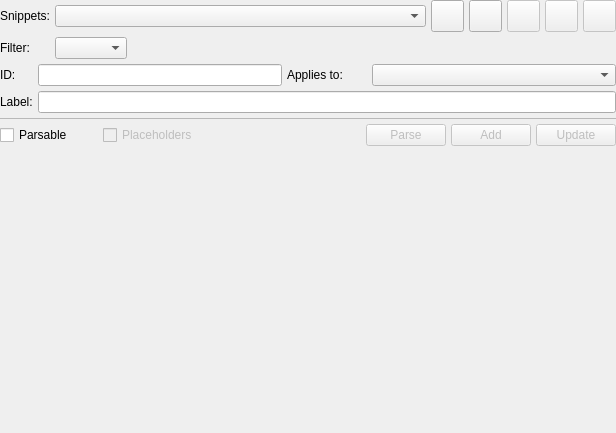
First picture: the form in libs/libgui/ui/settings/snippetsconfigwidget.ui, repository arichiardi/pgmodeler, before the edit.
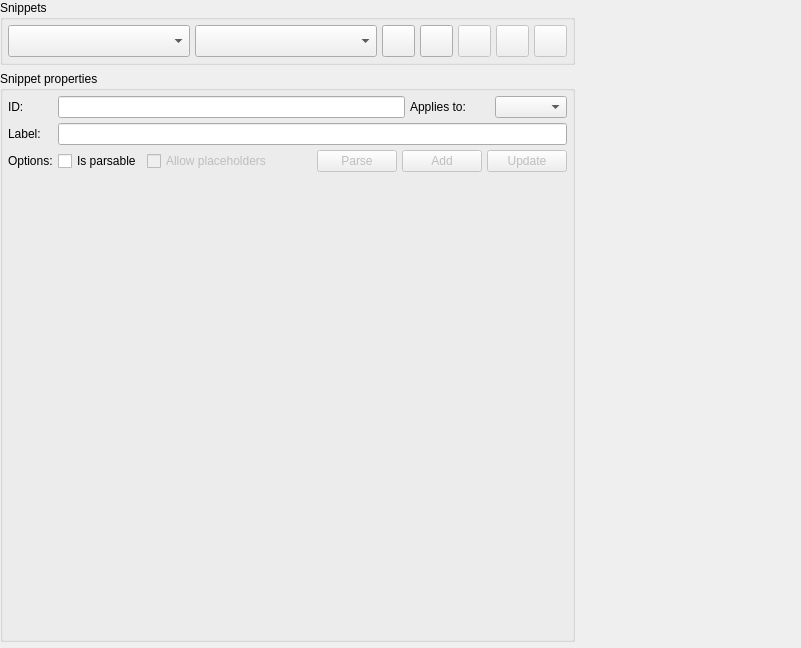
Second picture: the form after the edit. Icons and pictures are not drawn.

Commit message: Adjusted the ui of PluginsConfigWidget and SnippetsConfigWidget

Patch:
```diff
--- a/libs/libgui/ui/settings/snippetsconfigwidget.ui
+++ b/libs/libgui/ui/settings/snippetsconfigwidget.ui
@@ -6,8 +6,8 @@
    <rect>
     <x>0</x>
     <y>0</y>
-    <width>616</width>
-    <height>433</height>
+    <width>801</width>
+    <height>648</height>
    </rect>
   </property>
   <property name="windowTitle">
@@ -26,280 +26,50 @@
    <property name="bottomMargin">
     <number>0</number>
    </property>
-   <property name="spacing">
-    <number>5</number>
-   </property>
-   <item row="0" column="0">
-    <widget class="QLabel" name="snippets_lbl">
-     <property name="sizePolicy">
-      <sizepolicy hsizetype="Fixed" vsizetype="Preferred">
-       <horstretch>0</horstretch>
-       <verstretch>0</verstretch>
-      </sizepolicy>
-     </property>
-     <property name="text">
-      <string>Snippets:</string>
-     </property>
-    </widget>
-   </item>
-   <item row="0" column="1" colspan="2">
-    <layout class="QHBoxLayout" name="horizontalLayout_3">
-     <property name="spacing">
-      <number>5</number>
-     </property>
-     <item>
-      <widget class="QComboBox" name="snippets_cmb">
-       <property name="sizePolicy">
-        <sizepolicy hsizetype="Expanding" vsizetype="Fixed">
-         <horstretch>0</horstretch>
-         <verstretch>0</verstretch>
-        </sizepolicy>
-       </property>
-       <property name="insertPolicy">
-        <enum>QComboBox::InsertPolicy::InsertAlphabetically</enum>
-       </property>
-       <property name="iconSize">
-        <size>
-         <width>22</width>
-         <height>22</height>
-        </size>
-       </property>
-      </widget>
-     </item>
-     <item>
-      <widget class="QToolButton" name="new_tb">
-       <property name="enabled">
-        <bool>true</bool>
-       </property>
-       <property name="minimumSize">
-        <size>
-         <width>30</width>
-         <height>25</height>
-        </size>
-       </property>
-       <property name="toolTip">
-        <string>Create a new snippet</string>
-       </property>
-       <property name="text">
-        <string/>
-       </property>
-       <property name="icon">
-        <iconset resource="../../res/resources.qrc">
-         <normaloff>:/icons/icons/new.png</normaloff>:/icons/icons/new.png</iconset>
-       </property>
-       <property name="iconSize">
-        <size>
-         <width>25</width>
-         <height>25</height>
-        </size>
-       </property>
-      </widget>
-     </item>
-     <item>
-      <widget class="QToolButton" name="cancel_tb">
-       <property name="enabled">
-        <bool>true</bool>
-       </property>
-       <property name="minimumSize">
-        <size>
-         <width>30</width>
-         <height>25</height>
-        </size>
-       </property>
-       <property name="toolTip">
-        <string>Cancel edition</string>
-       </property>
-       <property name="text">
-        <string/>
-       </property>
-       <property name="icon">
-        <iconset resource="../../res/resources.qrc">
-         <normaloff>:/icons/icons/cancel.png</normaloff>:/icons/icons/cancel.png</iconset>
-       </property>
-       <property name="iconSize">
-        <size>
-         <width>25</width>
-         <height>25</height>
-        </size>
-       </property>
-      </widget>
-     </item>
-     <item>
-      <widget class="QToolButton" name="edit_tb">
-       <property name="enabled">
-        <bool>false</bool>
-       </property>
-       <property name="minimumSize">
-        <size>
-         <width>30</width>
-         <height>25</height>
-        </size>
-       </property>
-       <property name="toolTip">
-        <string>Edit selected snippet</string>
-       </property>
-       <property name="text">
-        <string/>
-       </property>
-       <property name="icon">
-        <iconset resource="../../res/resources.qrc">
-         <normaloff>:/icons/icons/edit.png</normaloff>:/icons/icons/edit.png</iconset>
-       </property>
-       <property name="iconSize">
-        <size>
-         <width>25</width>
-         <height>25</height>
-        </size>
-       </property>
-      </widget>
-     </item>
-     <item>
-      <widget class="QToolButton" name="remove_tb">
-       <property name="enabled">
-        <bool>false</bool>
-       </property>
-       <property name="minimumSize">
-        <size>
-         <width>30</width>
-         <height>25</height>
-        </size>
-       </property>
-       <property name="toolTip">
-        <string>Delete selected snippet</string>
-       </property>
-       <property name="text">
-        <string/>
-       </property>
-       <property name="icon">
-        <iconset resource="../../res/resources.qrc">
-         <normaloff>:/icons/icons/delete.png</normaloff>:/icons/icons/delete.png</iconset>
-       </property>
-       <property name="iconSize">
-        <size>
-         <width>25</width>
-         <height>25</height>
-        </size>
-       </property>
-      </widget>
-     </item>
-     <item>
-      <widget class="QToolButton" name="remove_all_tb">
-       <property name="enabled">
-        <bool>false</bool>
-       </property>
-       <property name="sizePolicy">
-        <sizepolicy hsizetype="Preferred" vsizetype="Preferred">
-         <horstretch>0</horstretch>
-         <verstretch>0</verstretch>
-        </sizepolicy>
-       </property>
-       <property name="minimumSize">
-        <size>
-         <width>0</width>
-         <height>0</height>
-        </size>
-       </property>
-       <property name="toolTip">
-        <string>Delete all snippets</string>
-       </property>
-       <property name="text">
-        <string/>
-       </property>
-       <property name="icon">
-        <iconset resource="../../res/resources.qrc">
-         <normaloff>:/icons/icons/delcascade.png</normaloff>:/icons/icons/delcascade.png</iconset>
-       </property>
-       <property name="iconSize">
-        <size>
-         <width>25</width>
-         <height>25</height>
-        </size>
-       </property>
-       <property name="shortcut">
-        <string>Shift+Del</string>
-       </property>
-      </widget>
-     </item>
-    </layout>
-   </item>
-   <item row="1" column="0">
-    <widget class="QLabel" name="filter_lbl">
-     <property name="sizePolicy">
-      <sizepolicy hsizetype="Fixed" vsizetype="Preferred">
-       <horstretch>0</horstretch>
-       <verstretch>0</verstretch>
-      </sizepolicy>
-     </property>
-     <property name="text">
-      <string>Filter:</string>
-     </property>
-    </widget>
-   </item>
-   <item row="1" column="1" colspan="2">
-    <layout class="QHBoxLayout" name="horizontalLayout_4">
-     <property name="spacing">
-      <number>5</number>
-     </property>
-     <item>
-      <widget class="QComboBox" name="filter_cmb">
-       <property name="sizeAdjustPolicy">
-        <enum>QComboBox::SizeAdjustPolicy::AdjustToContentsOnFirstShow</enum>
-       </property>
-       <property name="iconSize">
-        <size>
-         <width>22</width>
-         <height>22</height>
-        </size>
-       </property>
-      </widget>
-     </item>
-     <item>
-      <spacer name="horizontalSpacer_2">
+   <item row="0" column="1" rowspan="3">
+    <spacer name="horizontalSpacer_7">
        <property name="orientation">
         <enum>Qt::Orientation::Horizontal</enum>
        </property>
        <property name="sizeHint" stdset="0">
         <size>
-         <width>340</width>
+       <width>40</width>
          <height>20</height>
         </size>
        </property>
       </spacer>
      </item>
-    </layout>
-   </item>
-   <item row="2" column="0" colspan="3">
+   <item row="1" column="0">
+    <widget class="QGroupBox" name="groupBox_2">
+     <property name="sizePolicy">
+      <sizepolicy hsizetype="Preferred" vsizetype="Preferred">
+       <horstretch>0</horstretch>
+       <verstretch>0</verstretch>
+      </sizepolicy>
+     </property>
+     <property name="title">
+      <string>Snippet properties</string>
+     </property>
+     <layout class="QVBoxLayout" name="verticalLayout">
+      <property name="leftMargin">
+       <number>5</number>
+      </property>
+      <property name="topMargin">
+       <number>5</number>
+      </property>
+      <property name="rightMargin">
+       <number>5</number>
+      </property>
+      <property name="bottomMargin">
+       <number>5</number>
+      </property>
+      <item>
     <layout class="QGridLayout" name="gridLayout">
      <property name="spacing">
       <number>5</number>
      </property>
-     <item row="0" column="3">
-      <widget class="QComboBox" name="applies_to_cmb">
-       <property name="sizePolicy">
-        <sizepolicy hsizetype="Expanding" vsizetype="Fixed">
-         <horstretch>0</horstretch>
-         <verstretch>0</verstretch>
-        </sizepolicy>
-       </property>
-       <property name="minimumSize">
-        <size>
-         <width>0</width>
-         <height>0</height>
-        </size>
-       </property>
-       <property name="sizeAdjustPolicy">
-        <enum>QComboBox::SizeAdjustPolicy::AdjustToContentsOnFirstShow</enum>
-       </property>
-       <property name="iconSize">
-        <size>
-         <width>22</width>
-         <height>22</height>
-        </size>
-       </property>
-      </widget>
-     </item>
-     <item row="1" column="0">
-      <widget class="QLabel" name="id_lbl_2">
+        <item row="0" column="0">
+         <widget class="QLabel" name="id_lbl">
        <property name="sizePolicy">
         <sizepolicy hsizetype="Fixed" vsizetype="Preferred">
          <horstretch>0</horstretch>
@@ -307,7 +77,7 @@
         </sizepolicy>
        </property>
        <property name="text">
-        <string>Label:</string>
+           <string>ID:</string>
        </property>
       </widget>
      </item>
@@ -324,6 +94,44 @@
        </property>
       </widget>
      </item>
+        <item row="1" column="1" colspan="3">
+         <widget class="QLineEdit" name="label_edt">
+          <property name="sizePolicy">
+           <sizepolicy hsizetype="Preferred" vsizetype="Fixed">
+            <horstretch>0</horstretch>
+            <verstretch>0</verstretch>
+           </sizepolicy>
+          </property>
+          <property name="clearButtonEnabled">
+           <bool>true</bool>
+          </property>
+         </widget>
+        </item>
+        <item row="0" column="3">
+         <widget class="QComboBox" name="applies_to_cmb">
+          <property name="sizePolicy">
+           <sizepolicy hsizetype="Preferred" vsizetype="Preferred">
+            <horstretch>0</horstretch>
+            <verstretch>0</verstretch>
+           </sizepolicy>
+          </property>
+          <property name="minimumSize">
+           <size>
+            <width>0</width>
+            <height>0</height>
+           </size>
+          </property>
+          <property name="sizeAdjustPolicy">
+           <enum>QComboBox::SizeAdjustPolicy::AdjustToContentsOnFirstShow</enum>
+          </property>
+          <property name="iconSize">
+           <size>
+            <width>22</width>
+            <height>22</height>
+           </size>
+          </property>
+         </widget>
+        </item>
      <item row="0" column="2">
       <widget class="QLabel" name="applies_to_lbl">
        <property name="sizePolicy">
@@ -343,8 +151,8 @@
        </property>
       </widget>
      </item>
-     <item row="0" column="0">
-      <widget class="QLabel" name="id_lbl">
+        <item row="1" column="0">
+         <widget class="QLabel" name="id_lbl_2">
        <property name="sizePolicy">
         <sizepolicy hsizetype="Fixed" vsizetype="Preferred">
          <horstretch>0</horstretch>
@@ -352,48 +160,11 @@
         </sizepolicy>
        </property>
        <property name="text">
-        <string>ID:</string>
+           <string>Label:</string>
        </property>
       </widget>
      </item>
-     <item row="1" column="1" colspan="3">
-      <widget class="QLineEdit" name="label_edt">
-       <property name="sizePolicy">
-        <sizepolicy hsizetype="Expanding" vsizetype="Fixed">
-         <horstretch>0</horstretch>
-         <verstretch>0</verstretch>
-        </sizepolicy>
-       </property>
-       <property name="clearButtonEnabled">
-        <bool>true</bool>
-       </property>
-      </widget>
-     </item>
-    </layout>
-   </item>
-   <item row="3" column="0" colspan="3">
-    <widget class="QFrame" name="div_ln">
-     <property name="minimumSize">
-      <size>
-       <width>0</width>
-       <height>1</height>
-      </size>
-     </property>
-     <property name="maximumSize">
-      <size>
-       <width>16777215</width>
-       <height>1</height>
-      </size>
-     </property>
-     <property name="frameShape">
-      <enum>QFrame::Shape::StyledPanel</enum>
-     </property>
-     <property name="frameShadow">
-      <enum>QFrame::Shadow::Sunken</enum>
-     </property>
-    </widget>
-   </item>
-   <item row="4" column="0" colspan="2">
+        <item row="2" column="1" colspan="3">
     <layout class="QHBoxLayout" name="horizontalLayout">
      <property name="spacing">
       <number>5</number>
@@ -413,26 +184,10 @@
         <string/>
        </property>
        <property name="text">
-        <string>Parsable</string>
+             <string>Is parsable</string>
        </property>
       </widget>
      </item>
-     <item>
-      <spacer name="horizontalSpacer_4">
-       <property name="orientation">
-        <enum>Qt::Orientation::Horizontal</enum>
-       </property>
-       <property name="sizeType">
-        <enum>QSizePolicy::Policy::Fixed</enum>
-       </property>
-       <property name="sizeHint" stdset="0">
-        <size>
-         <width>25</width>
-         <height>20</height>
-        </size>
-       </property>
-      </spacer>
-     </item>
      <item>
       <widget class="QCheckBox" name="placeholders_chk">
        <property name="enabled">
@@ -451,7 +206,7 @@
         <string/>
        </property>
        <property name="text">
-        <string>Placeholders</string>
+             <string>Allow placeholders</string>
        </property>
       </widget>
      </item>
@@ -468,26 +223,6 @@
        </property>
       </spacer>
      </item>
-    </layout>
-   </item>
-   <item row="4" column="2">
-    <layout class="QHBoxLayout" name="horizontalLayout_2">
-     <property name="spacing">
-      <number>5</number>
-     </property>
-     <item>
-      <spacer name="horizontalSpacer_3">
-       <property name="orientation">
-        <enum>Qt::Orientation::Horizontal</enum>
-       </property>
-       <property name="sizeHint" stdset="0">
-        <size>
-         <width>40</width>
-         <height>20</height>
-        </size>
-       </property>
-      </spacer>
-     </item>
      <item>
       <widget class="QPushButton" name="parse_tb">
        <property name="enabled">
@@ -613,7 +348,22 @@
      </item>
     </layout>
    </item>
-   <item row="5" column="0" colspan="3">
+        <item row="2" column="0">
+         <widget class="QLabel" name="id_lbl_3">
+          <property name="sizePolicy">
+           <sizepolicy hsizetype="Fixed" vsizetype="Preferred">
+            <horstretch>0</horstretch>
+            <verstretch>0</verstretch>
+           </sizepolicy>
+          </property>
+          <property name="text">
+           <string>Options:</string>
+          </property>
+         </widget>
+        </item>
+       </layout>
+      </item>
+      <item>
     <widget class="QWidget" name="snippet_wgt" native="true">
      <property name="sizePolicy">
       <sizepolicy hsizetype="Expanding" vsizetype="Expanding">
@@ -625,6 +375,259 @@
    </item>
   </layout>
  </widget>
+   </item>
+   <item row="0" column="0">
+    <widget class="QGroupBox" name="groupBox">
+     <property name="sizePolicy">
+      <sizepolicy hsizetype="Preferred" vsizetype="Preferred">
+       <horstretch>0</horstretch>
+       <verstretch>0</verstretch>
+      </sizepolicy>
+     </property>
+     <property name="title">
+      <string>Snippets</string>
+     </property>
+     <layout class="QHBoxLayout" name="horizontalLayout_4">
+      <property name="leftMargin">
+       <number>5</number>
+      </property>
+      <property name="topMargin">
+       <number>5</number>
+      </property>
+      <property name="rightMargin">
+       <number>5</number>
+      </property>
+      <property name="bottomMargin">
+       <number>5</number>
+      </property>
+      <item>
+       <layout class="QHBoxLayout" name="horizontalLayout_3">
+        <property name="spacing">
+         <number>5</number>
+        </property>
+        <item>
+         <widget class="QComboBox" name="filter_cmb">
+          <property name="sizePolicy">
+           <sizepolicy hsizetype="Preferred" vsizetype="Preferred">
+            <horstretch>0</horstretch>
+            <verstretch>0</verstretch>
+           </sizepolicy>
+          </property>
+          <property name="sizeAdjustPolicy">
+           <enum>QComboBox::SizeAdjustPolicy::AdjustToContentsOnFirstShow</enum>
+          </property>
+          <property name="iconSize">
+           <size>
+            <width>22</width>
+            <height>22</height>
+           </size>
+          </property>
+         </widget>
+        </item>
+        <item>
+         <widget class="QComboBox" name="snippets_cmb">
+          <property name="sizePolicy">
+           <sizepolicy hsizetype="Preferred" vsizetype="Preferred">
+            <horstretch>0</horstretch>
+            <verstretch>0</verstretch>
+           </sizepolicy>
+          </property>
+          <property name="insertPolicy">
+           <enum>QComboBox::InsertPolicy::InsertAlphabetically</enum>
+          </property>
+          <property name="iconSize">
+           <size>
+            <width>22</width>
+            <height>22</height>
+           </size>
+          </property>
+         </widget>
+        </item>
+        <item>
+         <widget class="QToolButton" name="new_tb">
+          <property name="enabled">
+           <bool>true</bool>
+          </property>
+          <property name="sizePolicy">
+           <sizepolicy hsizetype="Fixed" vsizetype="Fixed">
+            <horstretch>0</horstretch>
+            <verstretch>0</verstretch>
+           </sizepolicy>
+          </property>
+          <property name="minimumSize">
+           <size>
+            <width>30</width>
+            <height>25</height>
+           </size>
+          </property>
+          <property name="toolTip">
+           <string>Create a new snippet</string>
+          </property>
+          <property name="text">
+           <string/>
+          </property>
+          <property name="icon">
+           <iconset resource="../../res/resources.qrc">
+            <normaloff>:/icons/icons/new.png</normaloff>:/icons/icons/new.png</iconset>
+          </property>
+          <property name="iconSize">
+           <size>
+            <width>25</width>
+            <height>25</height>
+           </size>
+          </property>
+         </widget>
+        </item>
+        <item>
+         <widget class="QToolButton" name="cancel_tb">
+          <property name="enabled">
+           <bool>true</bool>
+          </property>
+          <property name="sizePolicy">
+           <sizepolicy hsizetype="Fixed" vsizetype="Fixed">
+            <horstretch>0</horstretch>
+            <verstretch>0</verstretch>
+           </sizepolicy>
+          </property>
+          <property name="minimumSize">
+           <size>
+            <width>30</width>
+            <height>25</height>
+           </size>
+          </property>
+          <property name="toolTip">
+           <string>Cancel edition</string>
+          </property>
+          <property name="text">
+           <string/>
+          </property>
+          <property name="icon">
+           <iconset resource="../../res/resources.qrc">
+            <normaloff>:/icons/icons/cancel.png</normaloff>:/icons/icons/cancel.png</iconset>
+          </property>
+          <property name="iconSize">
+           <size>
+            <width>25</width>
+            <height>25</height>
+           </size>
+          </property>
+         </widget>
+        </item>
+        <item>
+         <widget class="QToolButton" name="edit_tb">
+          <property name="enabled">
+           <bool>false</bool>
+          </property>
+          <property name="sizePolicy">
+           <sizepolicy hsizetype="Fixed" vsizetype="Fixed">
+            <horstretch>0</horstretch>
+            <verstretch>0</verstretch>
+           </sizepolicy>
+          </property>
+          <property name="minimumSize">
+           <size>
+            <width>30</width>
+            <height>25</height>
+           </size>
+          </property>
+          <property name="toolTip">
+           <string>Edit selected snippet</string>
+          </property>
+          <property name="text">
+           <string/>
+          </property>
+          <property name="icon">
+           <iconset resource="../../res/resources.qrc">
+            <normaloff>:/icons/icons/edit.png</normaloff>:/icons/icons/edit.png</iconset>
+          </property>
+          <property name="iconSize">
+           <size>
+            <width>25</width>
+            <height>25</height>
+           </size>
+          </property>
+         </widget>
+        </item>
+        <item>
+         <widget class="QToolButton" name="remove_tb">
+          <property name="enabled">
+           <bool>false</bool>
+          </property>
+          <property name="sizePolicy">
+           <sizepolicy hsizetype="Fixed" vsizetype="Fixed">
+            <horstretch>0</horstretch>
+            <verstretch>0</verstretch>
+           </sizepolicy>
+          </property>
+          <property name="minimumSize">
+           <size>
+            <width>30</width>
+            <height>25</height>
+           </size>
+          </property>
+          <property name="toolTip">
+           <string>Delete selected snippet</string>
+          </property>
+          <property name="text">
+           <string/>
+          </property>
+          <property name="icon">
+           <iconset resource="../../res/resources.qrc">
+            <normaloff>:/icons/icons/delete.png</normaloff>:/icons/icons/delete.png</iconset>
+          </property>
+          <property name="iconSize">
+           <size>
+            <width>25</width>
+            <height>25</height>
+           </size>
+          </property>
+         </widget>
+        </item>
+        <item>
+         <widget class="QToolButton" name="remove_all_tb">
+          <property name="enabled">
+           <bool>false</bool>
+          </property>
+          <property name="sizePolicy">
+           <sizepolicy hsizetype="Fixed" vsizetype="Fixed">
+            <horstretch>0</horstretch>
+            <verstretch>0</verstretch>
+           </sizepolicy>
+          </property>
+          <property name="minimumSize">
+           <size>
+            <width>0</width>
+            <height>0</height>
+           </size>
+          </property>
+          <property name="toolTip">
+           <string>Delete all snippets</string>
+          </property>
+          <property name="text">
+           <string/>
+          </property>
+          <property name="icon">
+           <iconset resource="../../res/resources.qrc">
+            <normaloff>:/icons/icons/delcascade.png</normaloff>:/icons/icons/delcascade.png</iconset>
+          </property>
+          <property name="iconSize">
+           <size>
+            <width>25</width>
+            <height>25</height>
+           </size>
+          </property>
+          <property name="shortcut">
+           <string>Shift+Del</string>
+          </property>
+         </widget>
+        </item>
+       </layout>
+      </item>
+     </layout>
+    </widget>
+   </item>
+  </layout>
+ </widget>
  <tabstops>
   <tabstop>snippets_cmb</tabstop>
   <tabstop>new_tb</tabstop>
```
Left out of the diff: 5 changed lines with no effect on the pictures. Lines whose indentation alone changed are shown as unchanged. The commit also changes 5 other files.
